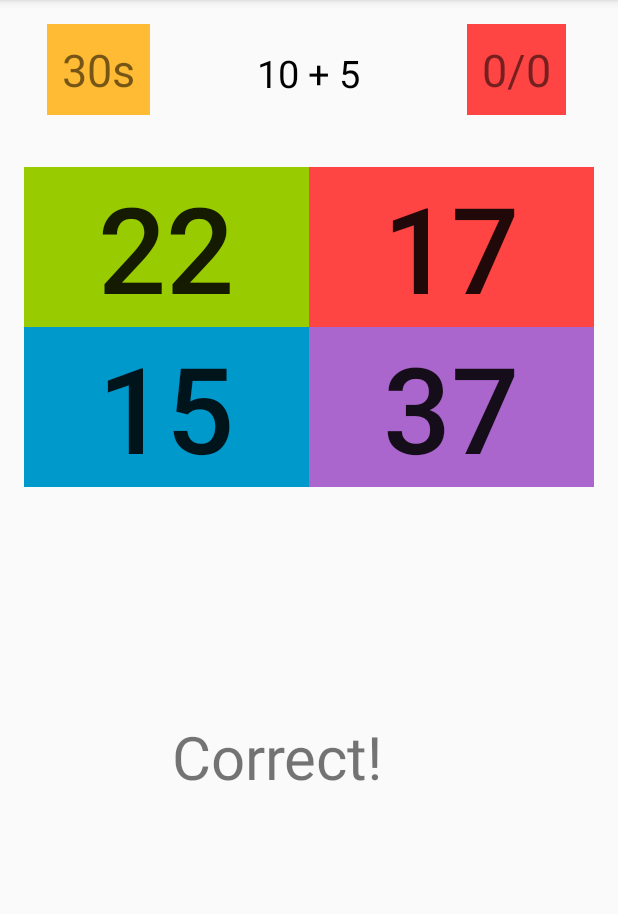
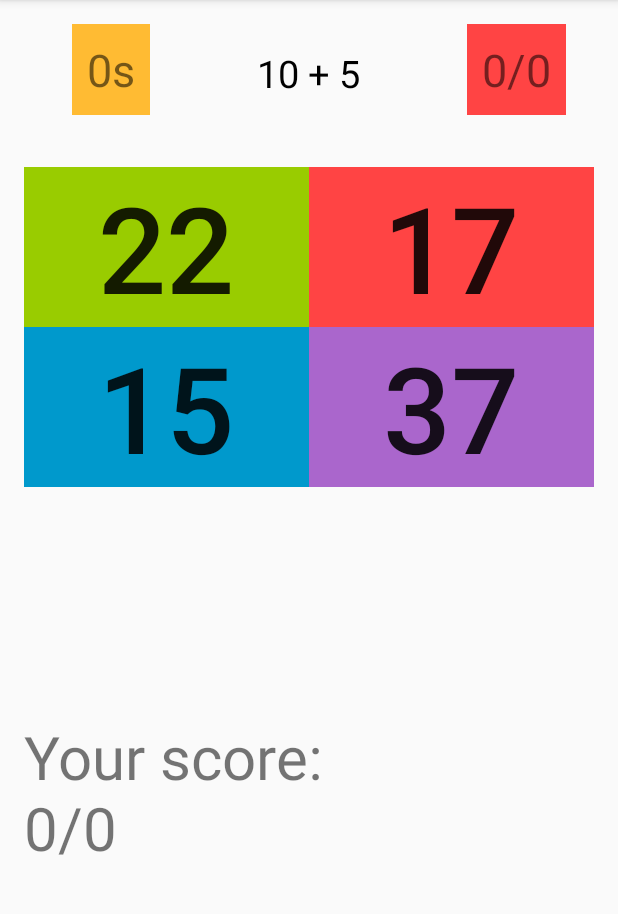
Before and after one commit to raviigarg/The-Complete-Android-N-Developer-Course, an Android app: the screen it shows after launch (MainActivity), on a phone screen of 412 x 824 dp, the part 84-998 px from its top. Run offline under Robolectric (Android 15) with nearby library versions, the phone set to English and light mode, and no system bars.

Commit message:
Timer is added to the app

```diff
--- a/BrainTrainer/app/src/main/java/com/example/ravi/braintrainer/MainActivity.java
+++ b/BrainTrainer/app/src/main/java/com/example/ravi/braintrainer/MainActivity.java
@@ -1,5 +1,6 @@
 package com.example.ravi.braintrainer;
 
+import android.os.CountDownTimer;
 import android.support.v7.app.AppCompatActivity;
 import android.os.Bundle;
 import android.support.v7.widget.ActivityChooserView;
@@ -20,6 +21,7 @@ public class MainActivity extends AppCompatActivity {
     Button button2;
     Button button3;
     TextView sumTextView;
+    TextView timerTextView;
     ArrayList<Integer> answers = new ArrayList<Integer>();
     int locatinOfCorrectAnswer;
     int score=0;
@@ -103,8 +105,28 @@ public class MainActivity extends AppCompatActivity {
         button3 = (Button) findViewById(R.id.button3);
         resultTextView = (TextView) findViewById(R.id.resultTextView);
         pointsTextView = (TextView) findViewById(R.id.pointsTextView);
+        timerTextView = (TextView) findViewById(R.id.timerTextView);
 
             generateQuestion();
+
+        new CountDownTimer(3100, 1000) {
+
+
+            @Override
+            public void onTick(long millisUntilFinished) {
+
+
+                timerTextView.setText(String.valueOf(millisUntilFinished / 1000)+ "s");
+
+            }
+
+            @Override
+            public void onFinish() {
+
+                timerTextView.setText("0s");
+                resultTextView.setText("Your score: "+Integer.toString(score)+ "/" + Integer.toString(numberOfQuestions));
+            }
+        }.start();
 
 
     }
```
